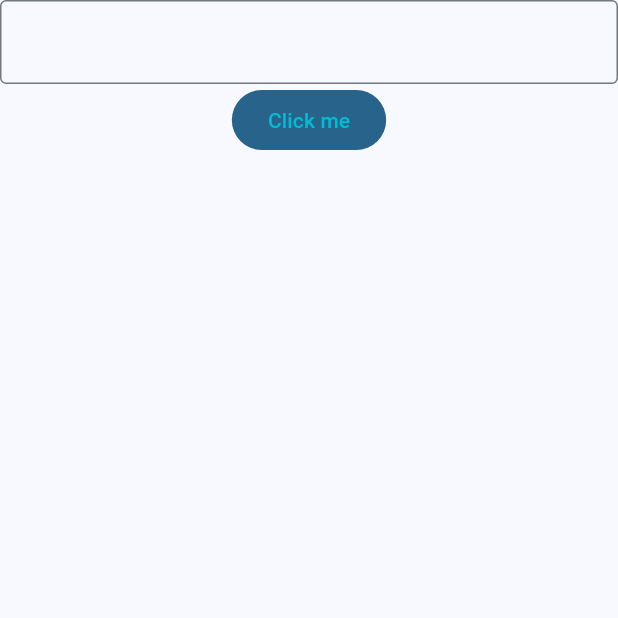
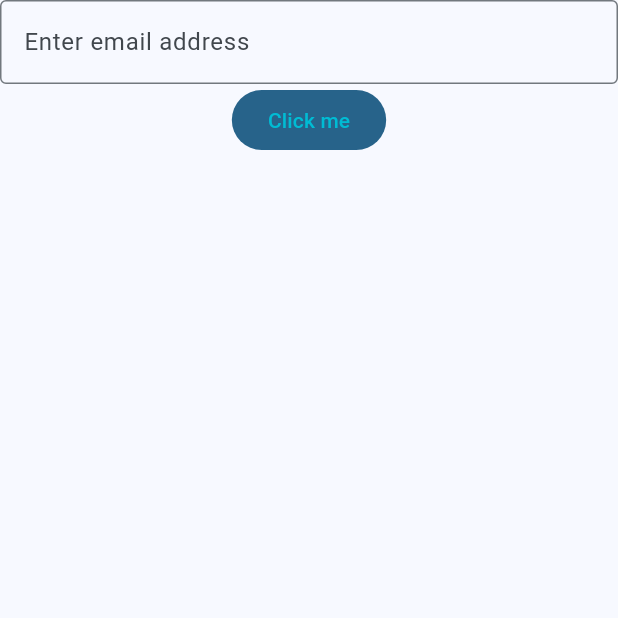
Before and after one commit to YanaAnMar/HT12, a Flutter app: the screen it shows after launch, on a phone screen of 412 x 824 dp, the top half of it. Run offline on Flutter 3.47's test engine with Material 3 defaults, Android fonts, the phone set to English and light mode, and no system bars.

Commit message:
login page update

```diff
--- a/suni_pal_app/lib/pages/login_registration.dart
+++ b/suni_pal_app/lib/pages/login_registration.dart
@@ -14,9 +14,10 @@ class _LoginPageState extends State<LoginPage> {
       body: Column(
         children: [
 
-          TextField(
+          TextFormField(
               decoration: InputDecoration(
                 border: OutlineInputBorder(),
+                labelText: 'Enter email address',
               ),
               onEditingComplete: () {
                 setState(() {
```
